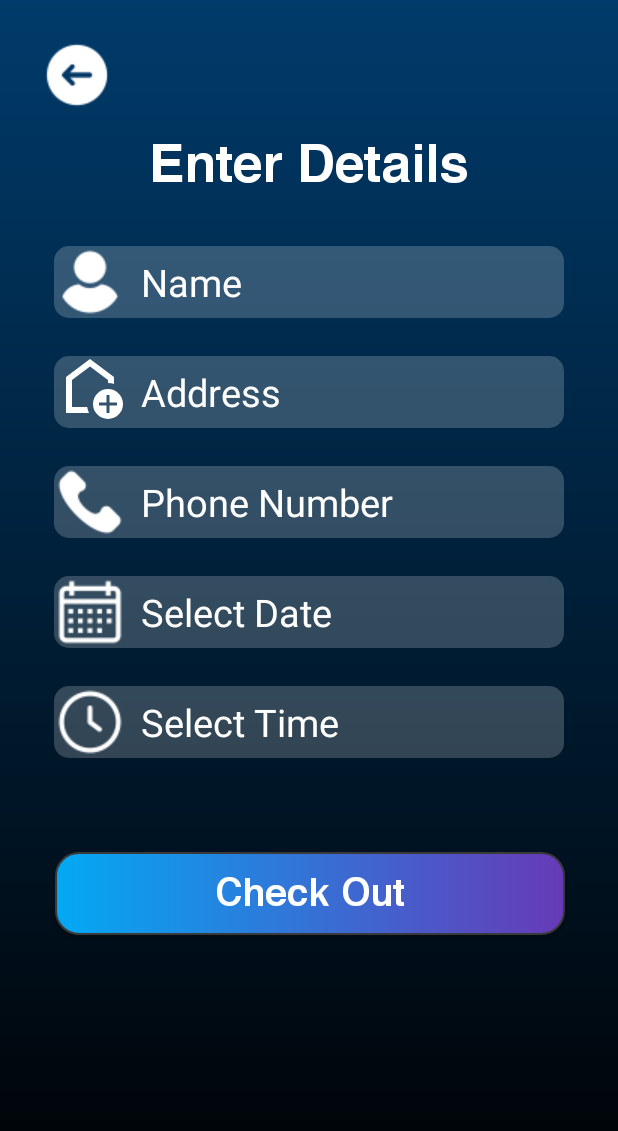
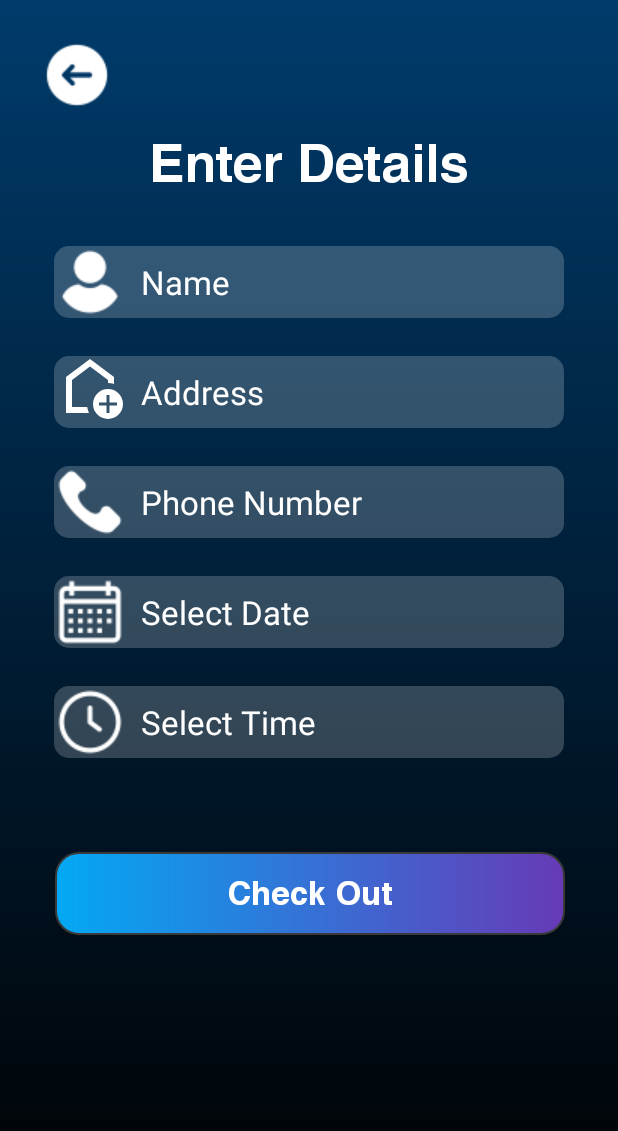
Before and after one commit to Umair00756/FixFinder, an Android app: the plumber screen opened directly, with no data from a screen before it, on a phone screen of 412 x 824 dp. Shown: the top 1131 px of the screen. Run offline under Robolectric (Android 15) with nearby library versions, the phone set to English and light mode, and no system bars; our stand-ins replace Firebase (no records; nobody signed in at launch, a user with empty details on screens opened directly).

Commit message:
la finale

```diff
--- a/app/src/main/java/com/example/fixfinder/MainActivity.java
+++ b/app/src/main/java/com/example/fixfinder/MainActivity.java
@@ -24,7 +24,7 @@ public class MainActivity extends AppCompatActivity {
             v.setPadding(systemBars.left, systemBars.top, systemBars.right, systemBars.bottom);
             return insets;
         });
-        user = findViewById(R.id.button2);
+        user = findViewById(R.id.continueasuser);
         user.setOnClickListener(new View.OnClickListener() {
             @Override
             public void onClick(View v) {
@@ -33,11 +33,11 @@ public class MainActivity extends AppCompatActivity {
             }
         });
 
-        worker = findViewById(R.id.button3);
+        worker = findViewById(R.id.continueasworker);
         worker.setOnClickListener(new View.OnClickListener() {
             @Override
             public void onClick(View v) {
-                Intent intent = new Intent(MainActivity.this,userLogin.class);
+                Intent intent = new Intent(MainActivity.this,userSignupActivity.class);
                 startActivity(intent);
             }
         });
--- a/app/src/main/java/com/example/fixfinder/plumber.java
+++ b/app/src/main/java/com/example/fixfinder/plumber.java
@@ -2,27 +2,51 @@ package com.example.fixfinder;
 
 import android.app.DatePickerDialog;
 import android.app.TimePickerDialog;
+import android.content.Intent;
 import android.os.Bundle;
+import android.renderscript.ScriptGroup;
 import android.view.View;
+import android.widget.Button;
 import android.widget.DatePicker;
 import android.widget.EditText;
 import android.widget.TimePicker;
+import android.widget.Toast;
 
+import androidx.annotation.NonNull;
 import androidx.appcompat.app.AppCompatActivity;
 
+import com.example.fixfinder.databinding.ActivityMainBinding;
+import com.example.fixfinder.databinding.ActivityPlumberBinding;
+import com.google.android.gms.tasks.OnCompleteListener;
+import com.google.android.gms.tasks.Task;
+import com.google.firebase.database.DatabaseReference;
+import com.google.firebase.database.FirebaseDatabase;
+
+import java.sql.Time;
 import java.text.SimpleDateFormat;
 import java.util.Calendar;
+import java.util.Date;
 import java.util.Locale;
 
 public class plumber extends AppCompatActivity {
+
+    String name,address,ph_no,date,time;
     final Calendar myCalender = Calendar.getInstance();
     EditText EditTextDate;
     EditText EditTextTime;
+    Button button;
+
+    ActivityPlumberBinding binding;
+
+    FirebaseDatabase db;
+    DatabaseReference reference;
 
     @Override
     protected void onCreate(Bundle savedInstanceState) {
         super.onCreate(savedInstanceState);
-        setContentView(R.layout.activity_plumber);
+        binding = ActivityPlumberBinding.inflate(getLayoutInflater());
+
+        setContentView(binding.getRoot());
 
         init();
 
@@ -64,10 +88,49 @@ public class plumber extends AppCompatActivity {
                 timePickerDialog.show();
             }
         });
+
+    binding.checkoutBtn.setOnClickListener(new View.OnClickListener() {
+        @Override
+        public void onClick(View v) {
+            name = binding.editTextName.getText().toString();
+            address = binding.editTextAddress.getText().toString();
+            ph_no = binding.editTextPhNo.getText().toString();
+            date = binding.editTextDate.getText().toString();
+            time = binding.editTextTime.getText().toString();
+
+            if (!name.isEmpty() && !address.isEmpty() && !ph_no.isEmpty() && !date.isEmpty() && !time.isEmpty()){
+                Users users = new Users(name,address,ph_no,date,time);
+                db = FirebaseDatabase.getInstance();
+                reference = db.getReference("Users");
+                reference.child(name).setValue(users).addOnCompleteListener(new OnCompleteListener<Void>() {
+                    @Override
+                    public void onComplete(@NonNull Task<Void> task) {
+                        binding.editTextName.setText("");
+                        binding.editTextAddress.setText("");
+                        binding.editTextPhNo.setText("");
+                        binding.editTextDate.setText("");
+                        binding.editTextTime.setText("");
+                        Toast.makeText(plumber.this, "Successfully added.", Toast.LENGTH_SHORT).show();
+                    }
+                });
+
+            }
+        }
+    });
+
+    binding.BtnBackVamos.setOnClickListener(new View.OnClickListener() {
+        @Override
+        public void onClick(View v) {
+            Intent intent = new Intent(plumber.this,userDashBoard.class);
+            startActivity(intent);
+        }
+    });
     }
 
     private void init() {
         EditTextDate = findViewById(R.id.editTextDate);
         EditTextTime = findViewById(R.id.editTextTime);
+
+
     }
 }
--- a/app/src/main/res/layout/activity_plumber.xml
+++ b/app/src/main/res/layout/activity_plumber.xml
@@ -10,7 +10,7 @@
     >
 
     <ImageView
-        android:id="@+id/BtnBack"
+        android:id="@+id/BtnBackVamos"
         android:layout_width="wrap_content"
         android:layout_height="wrap_content"
         android:src="@drawable/arrow_00000"
@@ -40,31 +40,31 @@
         android:layout_width="340dp"
         android:layout_height="48dp"
         android:layout_marginTop="25dp"
+        android:background="@drawable/edit_text_bg"
+        android:drawableStart="@drawable/name_00000"
+        android:drawablePadding="10dp"
         android:ems="11"
-        android:text="Name"
-        android:drawablePadding="10dp"
-        android:drawableStart="@drawable/name_00000"
+        android:hint="Name"
+        android:textColor="@color/white"
         android:textColorHint="#FFFFFF"
-        android:textColor="@color/white"
-        android:textSize="25sp"
+        android:textSize="22sp"
         app:layout_constraintEnd_toEndOf="parent"
         app:layout_constraintStart_toStartOf="parent"
-        app:layout_constraintTop_toBottomOf="@+id/textView4"
-        android:background="@drawable/edit_text_bg"
-        />
+        app:layout_constraintTop_toBottomOf="@+id/textView4" />
 
     <EditText
         android:id="@+id/editTextAddress"
         android:layout_width="340dp"
         android:layout_height="48dp"
+        android:layout_marginTop="25dp"
+        android:background="@drawable/edit_text_bg"
+        android:drawableStart="@drawable/outline_add_home_24"
+        android:drawablePadding="10dp"
         android:ems="11"
-        android:layout_marginTop="25dp"
+        android:hint="Address"
         android:textColor="@color/white"
-        android:background="@drawable/edit_text_bg"
-        android:text="Address"
-        android:drawablePadding="10dp"
-        android:textSize="25dp"
-        android:drawableStart="@drawable/outline_add_home_24"
+        android:textColorHint="#FFFFFF"
+        android:textSize="22dp"
         app:layout_constraintEnd_toEndOf="parent"
         app:layout_constraintStart_toStartOf="parent"
         app:layout_constraintTop_toBottomOf="@+id/editTextName" />
@@ -73,15 +73,16 @@
         android:id="@+id/editTextPhNo"
         android:layout_width="340dp"
         android:layout_height="48dp"
+        android:layout_marginTop="25dp"
+        android:background="@drawable/edit_text_bg"
+        android:drawableStart="@drawable/phone_00000"
+        android:drawablePadding="10dp"
         android:ems="11"
-        android:layout_marginTop="25dp"
+        android:hint="Phone Number"
+        android:inputType="text"
         android:textColor="@color/white"
-        android:background="@drawable/edit_text_bg"
-        android:inputType="text"
-        android:drawableStart="@drawable/phone_00000"
-        android:text="Phone Number"
-        android:drawablePadding="10dp"
-        android:textSize="25dp"
+        android:textColorHint="#FFFFFF"
+        android:textSize="22dp"
         app:layout_constraintEnd_toEndOf="parent"
         app:layout_constraintStart_toStartOf="parent"
         app:layout_constraintTop_toBottomOf="@+id/editTextAddress" />
@@ -90,17 +91,18 @@
         android:id="@+id/editTextDate"
         android:layout_width="340dp"
         android:layout_height="48dp"
+        android:layout_marginTop="25dp"
+        android:background="@drawable/edit_text_bg"
+        android:clickable="false"
+        android:cursorVisible="false"
+        android:drawableStart="@drawable/calender_00000"
+        android:drawablePadding="10dp"
         android:ems="11"
-        android:drawableStart="@drawable/calender_00000"
-        android:layout_marginTop="25dp"
+        android:focusable="false"
+        android:hint="Select Date"
         android:textColor="@color/white"
-        android:clickable="false"
-        android:focusable="false"
-        android:cursorVisible="false"
-        android:background="@drawable/edit_text_bg"
-        android:text="Select Date"
-        android:drawablePadding="10dp"
-        android:textSize="25dp"
+        android:textColorHint="#FFFFFF"
+        android:textSize="22dp"
         app:layout_constraintEnd_toEndOf="parent"
         app:layout_constraintStart_toStartOf="parent"
         app:layout_constraintTop_toBottomOf="@+id/editTextPhNo" />
@@ -115,7 +117,7 @@
         android:focusable="false"
         android:cursorVisible="false"
         android:textColorHint="@color/white"
-        android:textSize="25dp"
+        android:textSize="22dp"
         android:layout_marginTop="25dp"
         android:drawableStart="@drawable/clock_00000"
         android:drawablePadding="10dp"
@@ -134,7 +136,7 @@
         android:background="@drawable/btn2"
         android:text="Check Out"
         android:textAllCaps="false"
-        android:textSize="25dp"
+        android:textSize="22dp"
         android:textStyle="bold"
         android:textColor="@color/white"
         android:fontFamily="@font/helvetica_bold"
--- a/app/src/main/res/layout/user_signup.xml
+++ b/app/src/main/res/layout/user_signup.xml
@@ -23,7 +23,7 @@
     <EditText
         android:id="@+id/passwordLoginWorker"
         android:layout_width="310dp"
-        android:layout_height="wrap_content"
+        android:layout_height="50dp"
         android:height="50dp"
         android:background="@drawable/edit_text_bg"
         android:drawableStart="@drawable/pass_00000"
--- a/app/src/main/res/values/strings.xml
+++ b/app/src/main/res/values/strings.xml
@@ -1,4 +1,3 @@
-
 <resources>
     <string name="app_name">FixFinder</string>
     <string-array name="services_array">
--- a/app/src/main/res/values/themes.xml
+++ b/app/src/main/res/values/themes.xml
@@ -5,5 +5,6 @@
         <!-- <item name="colorPrimary">@color/my_light_primary</item> -->
     </style>
 
+
     <style name="Theme.FixFinder" parent="Base.Theme.FixFinder" />
 </resources>
--- a/gradle/libs.versions.toml
+++ b/gradle/libs.versions.toml
@@ -9,6 +9,7 @@ activity = "1.10.1"
 constraintlayout = "2.2.1"
 googleGmsGoogleServices = "4.4.2"
 firebaseAuth = "23.2.1"
+firebaseDatabase = "21.0.0"
 
 [libraries]
 junit = { group = "junit", name = "junit", version.ref = "junit" }
@@ -19,6 +20,7 @@ material = { group = "com.google.android.material", name = "material", version.r
 activity = { group = "androidx.activity", name = "activity", version.ref = "activity" }
 constraintlayout = { group = "androidx.constraintlayout", name = "constraintlayout", version.ref = "constraintlayout" }
 firebase-auth = { group = "com.google.firebase", name = "firebase-auth", version.ref = "firebaseAuth" }
+firebase-database = { group = "com.google.firebase", name = "firebase-database", version.ref = "firebaseDatabase" }
 
 [plugins]
 android-application = { id = "com.android.application", version.ref = "agp" }
```
Also changed, not shown: app/build.gradle.kts (+9 -0 lines), app/src/main/AndroidManifest.xml (+4 -11 lines), app/src/main/java/com/example/fixfinder/dashboardWorker.java (deleted, +0 -85 lines), app/src/main/java/com/example/fixfinder/userDashBoard.java (+57 -0 lines), app/src/main/java/com/example/fixfinder/userLogin.java (+1 -12 lines), app/src/main/java/com/example/fixfinder/userSignupActivity.java (+1 -9 lines), app/src/main/res/layout/activity_main.xml (+5 -4 lines), app/src/main/res/layout/activity_user_dash_board.xml (+13 -6 lines), app/src/main/res/layout/dashboard_worker.xml (deleted, +0 -120 lines), build.gradle.kts (line endings or trailing spaces). Lines whose indentation alone changed are shown as unchanged.
